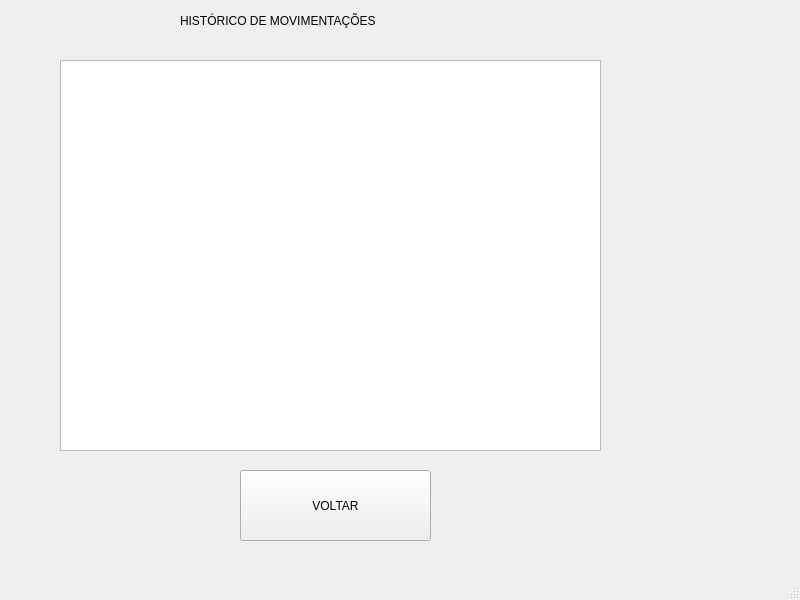
Old version of the form HISTORICO.ui in the repository leohpmoreira/inventoryManagement.
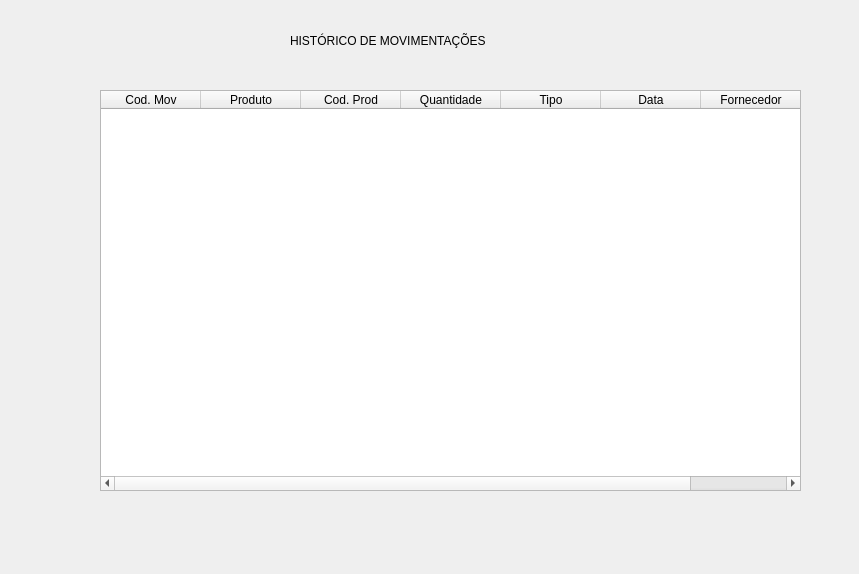
New version of the form.

What changed in the file:
```diff
--- a/HISTORICO.ui
+++ b/HISTORICO.ui
@@ -1,67 +1,76 @@
 <?xml version="1.0" encoding="UTF-8"?>
 <ui version="4.0">
- <class>MainWindow</class>
- <widget class="QMainWindow" name="MainWindow">
+ <class>Form</class>
+ <widget class="QWidget" name="Form">
   <property name="geometry">
    <rect>
     <x>0</x>
     <y>0</y>
-    <width>800</width>
-    <height>600</height>
+    <width>859</width>
+    <height>574</height>
    </rect>
   </property>
   <property name="windowTitle">
    <string>MainWindow</string>
   </property>
-  <widget class="QWidget" name="centralwidget">
-   <widget class="QTableView" name="tableView">
-    <property name="geometry">
-     <rect>
-      <x>60</x>
-      <y>60</y>
-      <width>541</width>
-      <height>391</height>
-     </rect>
+  <widget class="QLabel" name="label">
+   <property name="geometry">
+    <rect>
+     <x>290</x>
+     <y>20</y>
+     <width>271</width>
+     <height>41</height>
+    </rect>
+   </property>
+   <property name="text">
+    <string>HISTÓRICO DE MOVIMENTAÇÕES</string>
+   </property>
+  </widget>
+  <widget class="QTableWidget" name="tableWidget">
+   <property name="geometry">
+    <rect>
+     <x>100</x>
+     <y>90</y>
+     <width>701</width>
+     <height>401</height>
+    </rect>
+   </property>
+   <column>
+    <property name="text">
+     <string>Cod. Mov</string>
     </property>
-   </widget>
-   <widget class="QPushButton" name="pushButton">
-    <property name="geometry">
-     <rect>
-      <x>240</x>
-      <y>470</y>
-      <width>191</width>
-      <height>71</height>
-     </rect>
+   </column>
+   <column>
+    <property name="text">
+     <string>Produto</string>
     </property>
+   </column>
+   <column>
     <property name="text">
-     <string>VOLTAR</string>
+     <string>Cod. Prod</string>
     </property>
-   </widget>
-   <widget class="QLabel" name="label">
-    <property name="geometry">
-     <rect>
-      <x>180</x>
-      <y>0</y>
-      <width>271</width>
-      <height>41</height>
-     </rect>
+   </column>
+   <column>
+    <property name="text">
+     <string>Quantidade</string>
     </property>
+   </column>
+   <column>
     <property name="text">
-     <string>HISTÓRICO DE MOVIMENTAÇÕES</string>
+     <string>Tipo</string>
     </property>
-   </widget>
+   </column>
+   <column>
+    <property name="text">
+     <string>Data</string>
+    </property>
+   </column>
+   <column>
+    <property name="text">
+     <string>Fornecedor</string>
+    </property>
+   </column>
   </widget>
-  <widget class="QMenuBar" name="menubar">
-   <property name="geometry">
-    <rect>
-     <x>0</x>
-     <y>0</y>
-     <width>800</width>
-     <height>21</height>
-    </rect>
-   </property>
-  </widget>
-  <widget class="QStatusBar" name="statusbar"/>
  </widget>
  <resources/>
  <connections/>
```
Left out of the diff: 2 changed lines with no effect on the pictures.
